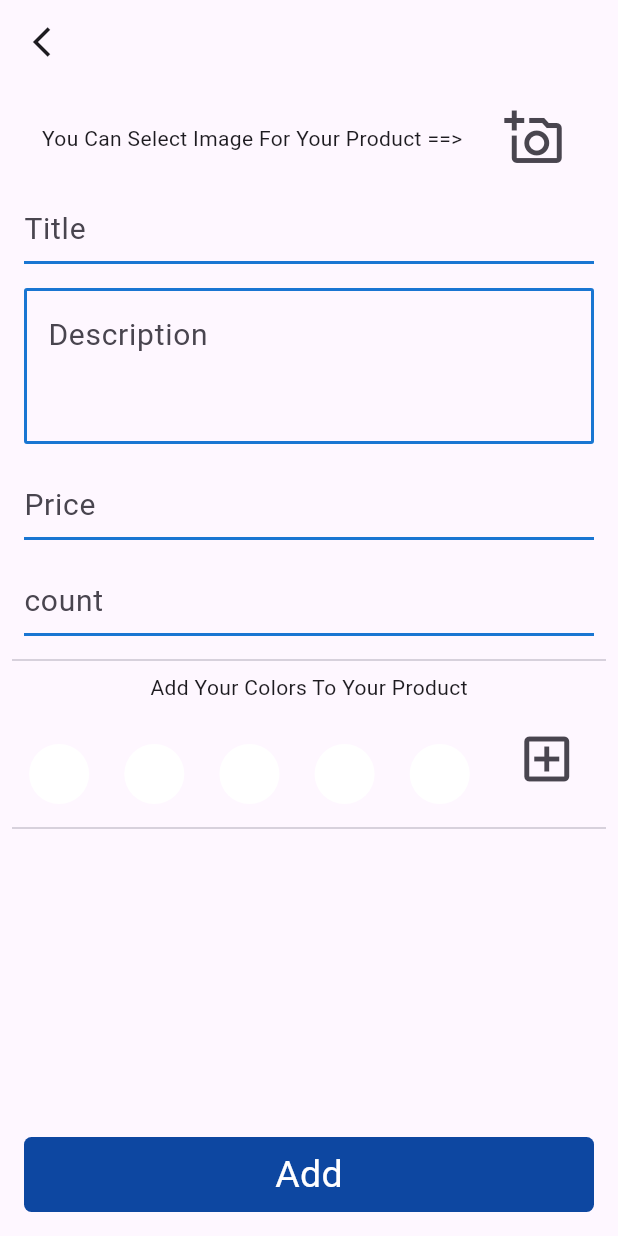
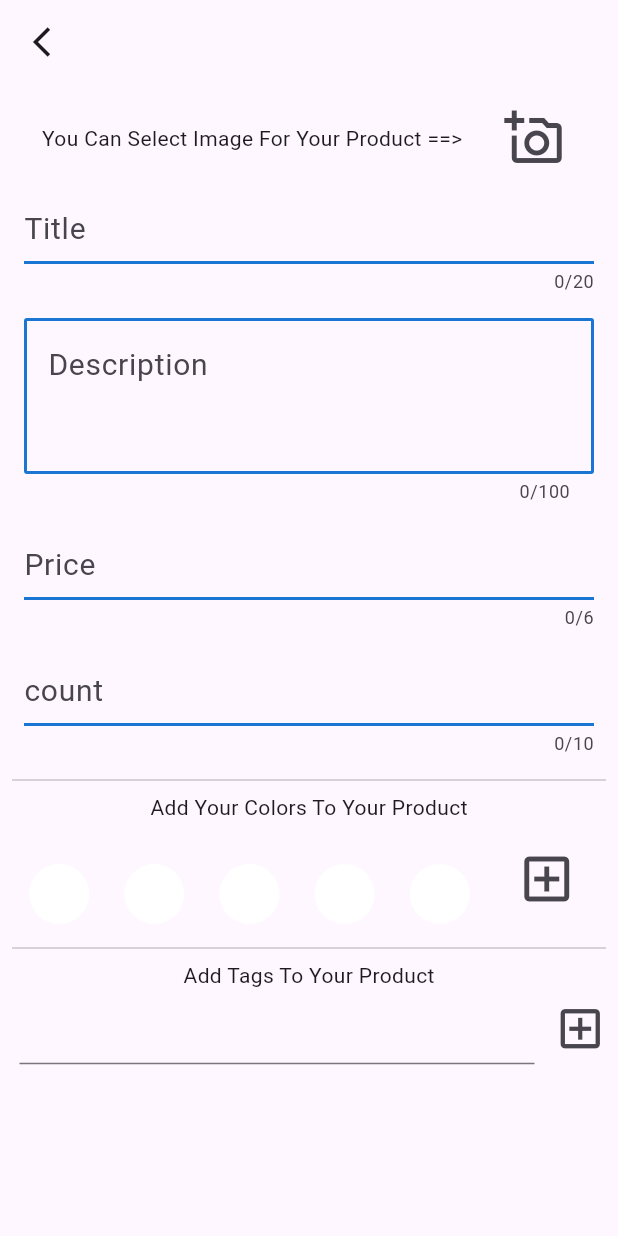
Before and after one commit to mordex-01/store_app_taav, a Flutter app: the AddProductPage screen opened by its route, on a phone screen of 412 x 824 dp. Run offline on Flutter 3.47's test engine with Material 3 defaults, Android fonts, the phone set to English and light mode, and no system bars; our stand-ins replace either_dart, get, image_picker, shared_preferences; missing offline and left inert: flex_color_picker; accounts and stored records are empty; network calls fail.

Commit message:
yourProductHaveTagsNow

```diff
--- a/lib/src/pages/addproduct/controller/add_product_controller.dart
+++ b/lib/src/pages/addproduct/controller/add_product_controller.dart
@@ -10,6 +10,8 @@ import 'package:store_app_taav/src/pages/addproduct/model/add_product_dto.dart';
 import 'package:store_app_taav/src/pages/addproduct/repository/add_product_repository.dart';
 
 class AddProductController extends GetxController {
+  RxList<String> tags = <String>[].obs;
+
   Rx<Color> color1 = Rx(Colors.white);
   Rx<Color> color2 = Rx(Colors.white);
   Rx<Color> color3 = Rx(Colors.white);
@@ -25,9 +27,9 @@ class AddProductController extends GetxController {
   final TextEditingController titleController = TextEditingController();
   final TextEditingController descriptionController = TextEditingController();
   final TextEditingController priceController = TextEditingController();
+  final TextEditingController tagTextFieldController = TextEditingController();
   final AddProductRepository _addProductRepository = AddProductRepository();
   final formKey = GlobalKey<FormState>();
-
   var bytes = Uint8List(0).obs;
 
   void pickColor(
@@ -78,6 +80,7 @@ class AddProductController extends GetxController {
 
   Future<void> addProduct() async {
     final dto = AddProductDto(
+      tag: tags,
       color: [
         color1.value.value.toString(),
         color2.value.value.toString(),
--- a/lib/src/pages/addproduct/model/add_product_dto.dart
+++ b/lib/src/pages/addproduct/model/add_product_dto.dart
@@ -1,22 +1,19 @@
-// import 'dart:typed_data';
-
-import 'package:flutter/material.dart';
-
 class AddProductDto {
-  AddProductDto({
-    required this.title,
-    required this.description,
-    required this.price,
-    required this.isActive,
-    required this.color,
-    this.image,
-  });
+  AddProductDto(
+      {required this.title,
+      required this.description,
+      required this.price,
+      required this.isActive,
+      required this.color,
+      this.image,
+      required this.tag});
   final String title;
   final String description;
   final String price;
   final bool isActive;
   final String? image;
   final List<String> color;
+  final List<String> tag;
 
   Map<String, dynamic> toJson() => {
         "title": title,
@@ -24,6 +21,7 @@ class AddProductDto {
         "price": price,
         "isActive": isActive,
         "image": image,
-        "colors": color
+        "colors": color,
+        "tags": tag,
       };
 }
--- a/lib/src/pages/addproduct/view/add_product_page.dart
+++ b/lib/src/pages/addproduct/view/add_product_page.dart
@@ -1,6 +1,6 @@
 import 'package:flex_color_picker/flex_color_picker.dart';
 import 'package:flutter/material.dart';
-import 'package:flutter/widgets.dart';
+import 'package:flutter/services.dart';
 import 'package:get/get.dart';
 import 'package:store_app_taav/src/pages/addproduct/controller/add_product_controller.dart';
 
@@ -14,12 +14,15 @@ class AddProductPage extends GetView<AddProductController> {
         leading: IconButton(
           onPressed: () {
             Get.back();
+            controller.tags.clear();
+            controller.tagTextFieldController.clear();
           },
           icon: const Icon(Icons.arrow_back_ios_outlined),
         ),
       ),
       body: Padding(
         padding: const EdgeInsets.all(8.0),
+        child: SingleChildScrollView(
           child: Form(
             key: controller.formKey,
             child: Column(
@@ -30,8 +33,8 @@ class AddProductPage extends GetView<AddProductController> {
                           width: MediaQuery.sizeOf(context).width - 50,
                           height: MediaQuery.sizeOf(context).height / 8,
                           decoration: BoxDecoration(
-                            border:
-                                Border.all(color: Colors.blue[900]!, width: 2)),
+                              border: Border.all(
+                                  color: Colors.blue[900]!, width: 2)),
                           child: Image.memory(
                             controller.bytes.value,
                             fit: BoxFit.cover,
@@ -57,6 +60,7 @@ class AddProductPage extends GetView<AddProductController> {
                 Padding(
                     padding: const EdgeInsets.all(8),
                     child: _textFormField(
+                        maxLength: 20,
                         validator: (value) {
                           if (value == null || value.isEmpty) {
                             return "title cant be null";
@@ -70,6 +74,7 @@ class AddProductPage extends GetView<AddProductController> {
                 Padding(
                     padding: const EdgeInsets.all(8),
                     child: _textFormField(
+                        maxLength: 100,
                         validator: (value) {
                           if (value == null || value.isEmpty) {
                             return "description cant be null";
@@ -83,6 +88,17 @@ class AddProductPage extends GetView<AddProductController> {
                 Padding(
                     padding: const EdgeInsets.all(8),
                     child: _textFormField(
+                        maxLength: 6,
+                        keyboardType: TextInputType.number,
+                        inputFormatters: <TextInputFormatter>[
+                          FilteringTextInputFormatter.digitsOnly
+                        ],
+                        validator: (value) {
+                          if (value == null || value.isEmpty) {
+                            return "Price Cant Be Empty";
+                          }
+                          return null;
+                        },
                         controller: controller.priceController,
                         hintText: "Price",
                         isOutline: false,
@@ -90,7 +106,10 @@ class AddProductPage extends GetView<AddProductController> {
                 Padding(
                   padding: const EdgeInsets.all(8.0),
                   child: _textFormField(
-                    hintText: "count", isOutline: false, maxLines: 1),
+                      maxLength: 10,
+                      hintText: "count",
+                      isOutline: false,
+                      maxLines: 1),
                 ),
                 const Divider(),
                 const Text("Add Your Colors To Your Product"),
@@ -213,7 +232,51 @@ class AddProductPage extends GetView<AddProductController> {
                   ),
                 ),
                 const Divider(),
-              const Expanded(child: SizedBox()),
+                const Text("Add Tags To Your Product"),
+                Row(
+                  children: [
+                    Padding(
+                      padding: const EdgeInsets.only(left: 5, right: 5),
+                      child: SizedBox(
+                        width: MediaQuery.sizeOf(context).width / 1.2,
+                        child: TextField(
+                          controller: controller.tagTextFieldController,
+                        ),
+                      ),
+                    ),
+                    IconButton(
+                      onPressed: () {
+                        for (var a in controller.tags) {
+                          if (controller.tagTextFieldController.text == a) {
+                            return;
+                          }
+                        }
+                        controller.tags
+                            .add(controller.tagTextFieldController.text);
+                      },
+                      icon: const Icon(
+                        Icons.add_box_outlined,
+                        size: 35,
+                      ),
+                    ),
+                  ],
+                ),
+                SizedBox(
+                  width: MediaQuery.sizeOf(context).width,
+                  height: 80,
+                  child: Obx(
+                    () => ListView.builder(
+                      scrollDirection: Axis.horizontal,
+                      itemCount: controller.tags.length,
+                      itemBuilder: (context, index) => tagChip(
+                        text: controller.tags[index],
+                      ),
+                    ),
+                  ),
+                ),
+                const SizedBox(
+                  height: 50,
+                ),
                 Padding(
                   padding: const EdgeInsets.all(8),
                   child: _addButton(
@@ -227,8 +290,14 @@ class AddProductPage extends GetView<AddProductController> {
             ),
           ),
         ),
+      ),
     );
   }
+
+  Widget tagChip({required String text}) => Padding(
+        padding: const EdgeInsets.all(8.0),
+        child: Chip(label: Text(text)),
+      );
 
   Widget selectedColors(
           {required Color? color,
@@ -271,9 +340,15 @@ class AddProductPage extends GetView<AddProductController> {
           {required String hintText,
           required bool isOutline,
           required int maxLines,
+          required int maxLength,
+          TextInputType? keyboardType,
+          List<TextInputFormatter>? inputFormatters,
           String? Function(String?)? validator,
           TextEditingController? controller}) =>
       TextFormField(
+        maxLength: maxLength,
+        keyboardType: keyboardType,
+        inputFormatters: inputFormatters,
         validator: validator,
         controller: controller,
         maxLines: maxLines,
--- a/lib/src/pages/seller/model/product_view_model.dart
+++ b/lib/src/pages/seller/model/product_view_model.dart
@@ -1,7 +1,5 @@
 // import 'dart:convert';
 // import 'dart:typed_data';
-
-import 'package:flutter/material.dart';
 
 class ProductViewModel {
   ProductViewModel({
@@ -12,6 +10,7 @@ class ProductViewModel {
     required this.isActive,
     this.image,
     required this.color,
+    required this.tag,
   });
   final String id;
   final String title;
@@ -20,6 +19,7 @@ class ProductViewModel {
   late bool isActive;
   final String? image;
   final List<dynamic> color;
+  final List<dynamic> tag;
 
   factory ProductViewModel.fromJson(Map<String, dynamic> json) =>
       ProductViewModel(
@@ -30,6 +30,7 @@ class ProductViewModel {
         isActive: json['isActive'],
         image: json['image'],
         color: json['colors'],
+        tag: json['tags'],
       );
 }
 
--- a/lib/src/pages/seller/view/seller_page.dart
+++ b/lib/src/pages/seller/view/seller_page.dart
@@ -99,6 +99,7 @@ class SellerPage extends GetView<SellerController> {
   }
 
   Widget _productBox({required int index}) => MyProductBox(
+        tagItemCount: controller.productsList[index].tag.length,
         index: index,
         id: controller.productsList[index].id,
         product: controller.productsList[index],
```
Also changed, not shown: jsonserver/db.json (+37 -37 lines), lib/src/pages/seller/view/my_product_box.dart (+26 -9 lines). Lines whose indentation alone changed are shown as unchanged.
